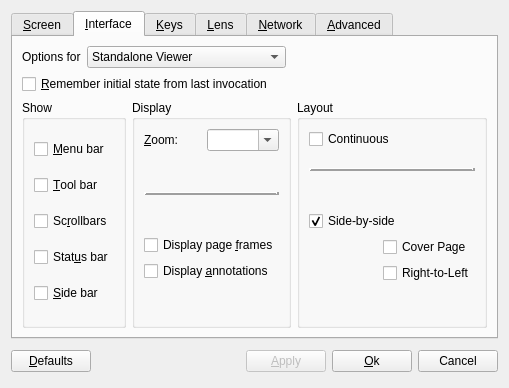
The window that src/qdjviewprefsdialog.ui (barak/djview4) describes before a commit, drawn with Qt 5.
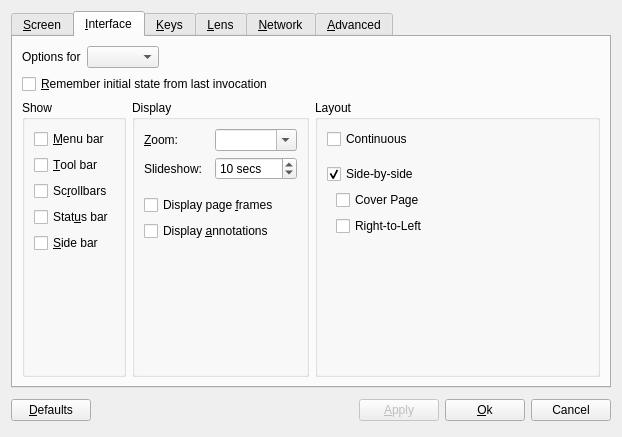
The same window after the commit. The open tabs and pages were chosen to show the change. Custom widgets are drawn as their Qt base class.

Commit message: updated pref dialog for slideshow mode

What changed in the file:
```diff
--- a/src/qdjviewprefsdialog.ui
+++ b/src/qdjviewprefsdialog.ui
@@ -6,8 +6,8 @@
    <rect>
     <x>0</x>
     <y>0</y>
-    <width>509</width>
-    <height>388</height>
+    <width>622</width>
+    <height>437</height>
    </rect>
   </property>
   <property name="windowTitle">
@@ -298,28 +298,7 @@
           </widget>
          </item>
          <item>
-          <widget class="QComboBox" name="modeComboBox">
-           <item>
-            <property name="text">
-             <string>Standalone Viewer</string>
-            </property>
-           </item>
-           <item>
-            <property name="text">
-             <string>Full Screen Standalone Viewer</string>
-            </property>
-           </item>
-           <item>
-            <property name="text">
-             <string>Full Page Plugin</string>
-            </property>
-           </item>
-           <item>
-            <property name="text">
-             <string>Embedded Plugin</string>
-            </property>
-           </item>
-          </widget>
+          <widget class="QComboBox" name="modeComboBox"/>
          </item>
          <item>
           <spacer>
@@ -386,6 +365,19 @@
               </property>
              </widget>
             </item>
+            <item>
+             <spacer name="verticalSpacer_11">
+              <property name="orientation">
+               <enum>Qt::Vertical</enum>
+              </property>
+              <property name="sizeHint" stdset="0">
+               <size>
+                <width>20</width>
+                <height>40</height>
+               </size>
+              </property>
+             </spacer>
+            </item>
            </layout>
           </widget>
          </item>
@@ -396,9 +388,9 @@
            </property>
            <layout class="QVBoxLayout" name="verticalLayout_2">
             <item>
-             <layout class="QHBoxLayout" name="horizontalLayout">
-              <item>
-               <widget class="QLabel" name="label22">
+             <layout class="QGridLayout" name="gridLayout">
+              <item row="0" column="0">
+               <widget class="QLabel" name="zoomLabel">
                 <property name="text">
                  <string>&amp;Zoom: </string>
                 </property>
@@ -410,56 +402,53 @@
                 </property>
                </widget>
               </item>
-              <item>
+              <item row="0" column="1">
                <widget class="QComboBox" name="zoomCombo">
                 <property name="editable">
                  <bool>true</bool>
                 </property>
                </widget>
               </item>
+              <item row="1" column="0">
+               <widget class="QLabel" name="slideShowLabel">
+                <property name="text">
+                 <string>Slideshow:  </string>
+                </property>
+                <property name="buddy">
+                 <cstring>slideShowSpinBox</cstring>
+                </property>
+               </widget>
+              </item>
+              <item row="1" column="1">
+               <widget class="QSpinBox" name="slideShowSpinBox">
+                <property name="enabled">
+                 <bool>true</bool>
+                </property>
+                <property name="suffix">
+                 <string> secs</string>
+                </property>
+                <property name="maximum">
+                 <number>3600</number>
+                </property>
+                <property name="value">
+                 <number>10</number>
+                </property>
+               </widget>
+              </item>
              </layout>
             </item>
             <item>
-             <spacer name="verticalSpacer_5">
+             <spacer name="verticalSpacer">
               <property name="orientation">
                <enum>Qt::Vertical</enum>
               </property>
-              <property name="sizeHint" stdset="0">
-               <size>
-                <width>20</width>
-                <height>40</height>
-               </size>
+              <property name="sizeType">
+               <enum>QSizePolicy::Preferred</enum>
               </property>
-             </spacer>
-            </item>
-            <item>
-             <widget class="QFrame" name="frame">
-              <property name="sizePolicy">
-               <sizepolicy hsizetype="Preferred" vsizetype="Fixed">
-                <horstretch>0</horstretch>
-                <verstretch>0</verstretch>
-               </sizepolicy>
-              </property>
-              <property name="frameShape">
-               <enum>QFrame::HLine</enum>
-              </property>
-              <property name="frameShadow">
-               <enum>QFrame::Raised</enum>
-              </property>
-              <property name="lineWidth">
-               <number>3</number>
-              </property>
-             </widget>
-            </item>
-            <item>
-             <spacer name="verticalSpacer_2">
-              <property name="orientation">
-               <enum>Qt::Vertical</enum>
-              </property>
               <property name="sizeHint" stdset="0">
                <size>
                 <width>20</width>
-                <height>40</height>
+                <height>9</height>
                </size>
               </property>
              </spacer>
@@ -491,19 +480,6 @@
               </property>
              </spacer>
             </item>
-            <item>
-             <spacer name="verticalSpacer">
-              <property name="orientation">
-               <enum>Qt::Vertical</enum>
-              </property>
-              <property name="sizeHint" stdset="0">
-               <size>
-                <width>20</width>
-                <height>5</height>
-               </size>
-              </property>
-             </spacer>
-            </item>
            </layout>
           </widget>
          </item>
@@ -521,46 +497,17 @@
              </widget>
             </item>
             <item>
-             <spacer name="verticalSpacer_7">
+             <spacer name="verticalSpacer_2">
               <property name="orientation">
                <enum>Qt::Vertical</enum>
               </property>
-              <property name="sizeHint" stdset="0">
-               <size>
-                <width>20</width>
-                <height>20</height>
-               </size>
+              <property name="sizeType">
+               <enum>QSizePolicy::Preferred</enum>
               </property>
-             </spacer>
-            </item>
-            <item>
-             <widget class="QFrame" name="frame_2">
-              <property name="sizePolicy">
-               <sizepolicy hsizetype="Preferred" vsizetype="Fixed">
-                <horstretch>0</horstretch>
-                <verstretch>0</verstretch>
-               </sizepolicy>
-              </property>
-              <property name="frameShape">
-               <enum>QFrame::HLine</enum>
-              </property>
-              <property name="frameShadow">
-               <enum>QFrame::Raised</enum>
-              </property>
-              <property name="lineWidth">
-               <number>3</number>
-              </property>
-             </widget>
-            </item>
-            <item>
-             <spacer name="verticalSpacer_4">
-              <property name="orientation">
-               <enum>Qt::Vertical</enum>
-              </property>
               <property name="sizeHint" stdset="0">
                <size>
                 <width>20</width>
-                <height>40</height>
+                <height>9</height>
                </size>
               </property>
              </spacer>
@@ -583,11 +530,11 @@
                  <enum>Qt::Horizontal</enum>
                 </property>
                 <property name="sizeType">
-                 <enum>QSizePolicy::MinimumExpanding</enum>
+                 <enum>QSizePolicy::Fixed</enum>
                 </property>
                 <property name="sizeHint" stdset="0">
                  <size>
-                  <width>16</width>
+                  <width>9</width>
                   <height>20</height>
                  </size>
                 </property>
@@ -611,6 +558,19 @@
                 </item>
                </layout>
               </item>
+              <item>
+               <spacer name="horizontalSpacer_4">
+                <property name="orientation">
+                 <enum>Qt::Horizontal</enum>
+                </property>
+                <property name="sizeHint" stdset="0">
+                 <size>
+                  <width>40</width>
+                  <height>20</height>
+                 </size>
+                </property>
+               </spacer>
+              </item>
              </layout>
             </item>
             <item>
```
Left out of the diff: 55 changed lines with no effect on the pictures. The commit also changes 4 other files.
